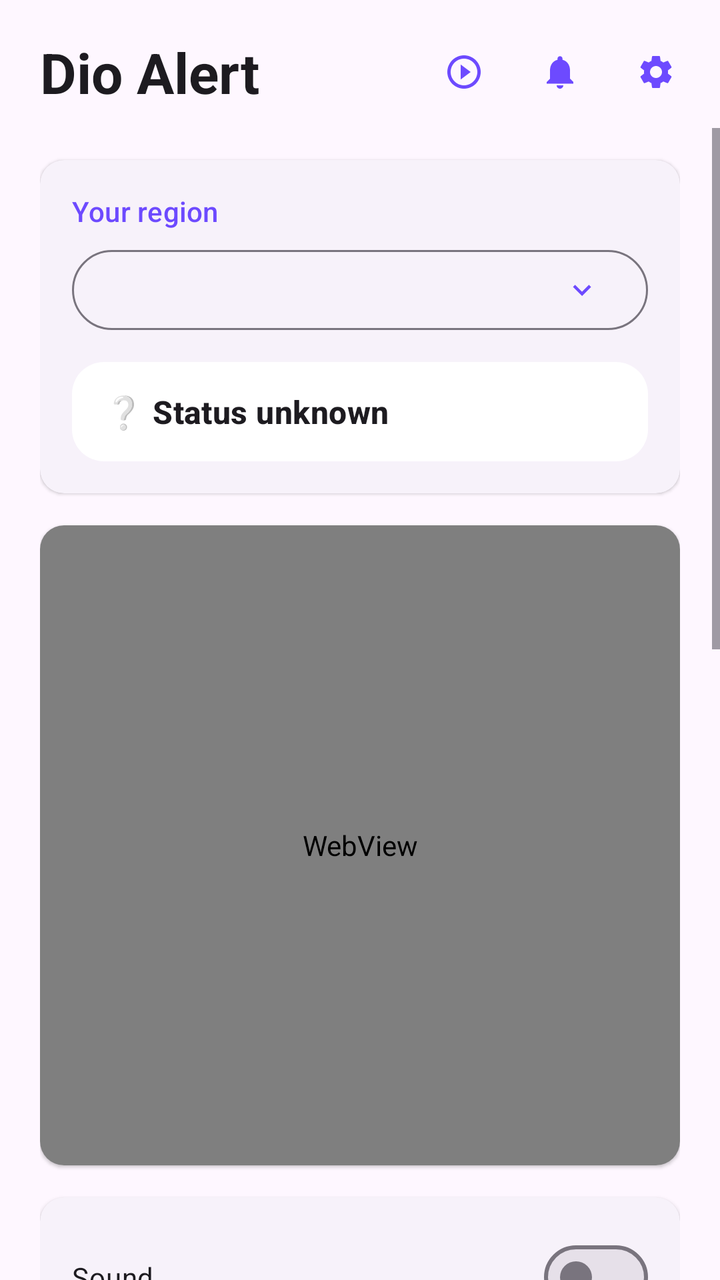
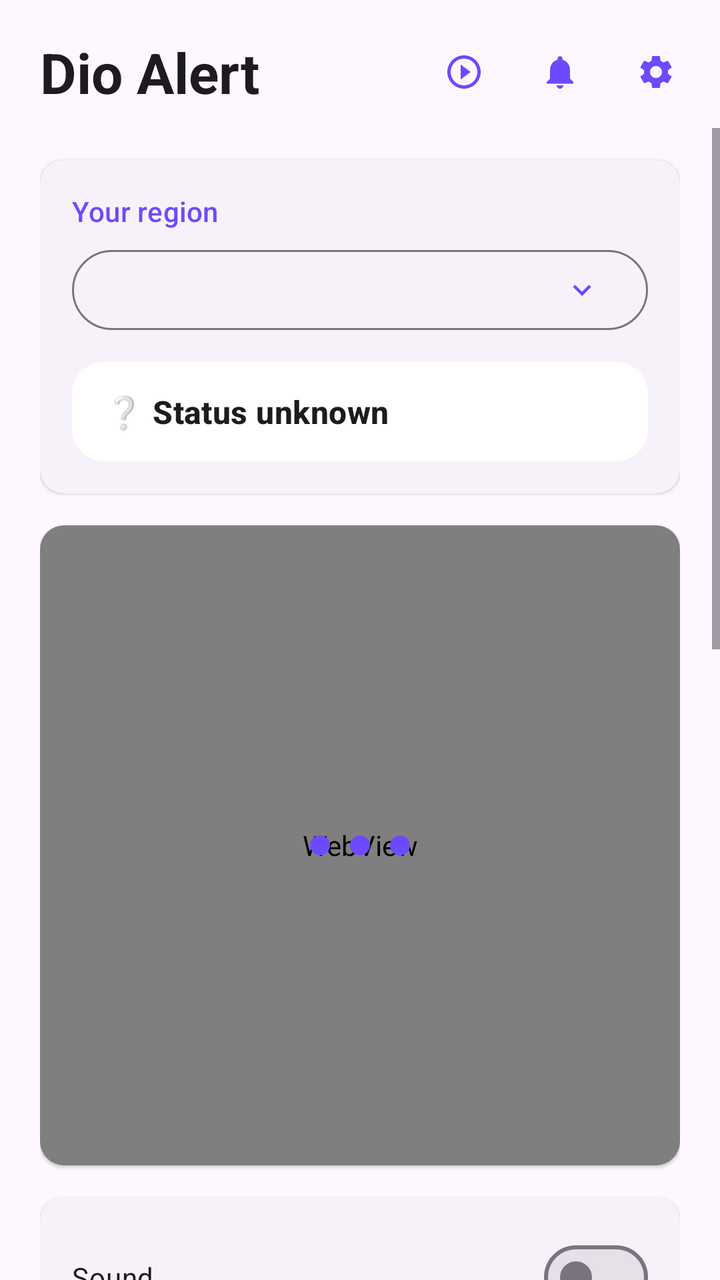

The first picture is an Android layout as it rendered before a commit; the second is the same layout after the commit. The layout source and the unified diff follow.
<!-- AndroidManifest.xml: application theme Theme.DioAlert -->
<!-- res/layout/activity_main.xml -->
<?xml version="1.0" encoding="utf-8"?>
<LinearLayout xmlns:android="http://schemas.android.com/apk/res/android"
    xmlns:app="http://schemas.android.com/apk/res-auto"
    android:layout_width="match_parent"
    android:layout_height="match_parent"
    android:fitsSystemWindows="true"
    android:orientation="vertical">

    
    <LinearLayout
        android:layout_width="match_parent"
        android:layout_height="wrap_content"
        android:gravity="center_vertical"
        android:orientation="horizontal"
        android:paddingStart="20dp"
        android:paddingTop="12dp"
        android:paddingEnd="8dp"
        android:paddingBottom="4dp">

        <TextView
            android:layout_width="0dp"
            android:layout_height="wrap_content"
            android:layout_weight="1"
            android:text="@string/app_name"
            android:textAppearance="?attr/textAppearanceHeadlineMedium"
            android:textStyle="bold" />

        <com.google.android.material.button.MaterialButton
            android:id="@+id/testButton"
            style="@style/Widget.Material3.Button.IconButton"
            android:layout_width="wrap_content"
            android:layout_height="wrap_content"
            android:contentDescription="@string/test_alerts"
            android:tooltipText="@string/test_alerts"
            app:icon="@drawable/ic_play_alert" />

        <com.google.android.material.button.MaterialButton
            android:id="@+id/notificationSettingsButton"
            style="@style/Widget.Material3.Button.IconButton"
            android:layout_width="wrap_content"
            android:layout_height="wrap_content"
            android:contentDescription="@string/notification_settings"
            android:tooltipText="@string/notification_settings"
            app:icon="@drawable/ic_notifications" />

        <com.google.android.material.button.MaterialButton
            android:id="@+id/appSettingsButton"
            style="@style/Widget.Material3.Button.IconButton"
            android:layout_width="wrap_content"
            android:layout_height="wrap_content"
            android:contentDescription="@string/app_settings"
            android:tooltipText="@string/app_settings"
            app:icon="@drawable/ic_settings" />
    </LinearLayout>

    <ScrollView
        android:layout_width="match_parent"
        android:layout_height="0dp"
        android:layout_weight="1"
        android:clipToPadding="false"
        android:fillViewport="true">

        <LinearLayout
            android:layout_width="match_parent"
            android:layout_height="wrap_content"
            android:orientation="vertical"
            android:paddingHorizontal="20dp"
            android:paddingBottom="20dp">

            
            <com.google.android.material.card.MaterialCardView
                android:id="@+id/regionCard"
                style="@style/Card"
                android:layout_width="match_parent"
                android:layout_height="wrap_content">

                <LinearLayout style="@style/CardBody">

                    <TextView
                        style="@style/SectionTitle"
                        android:text="@string/region_title" />

                    <com.google.android.material.button.MaterialButton
                        android:id="@+id/regionButton"
                        style="@style/Widget.Material3.Button.OutlinedButton"
                        android:layout_width="match_parent"
                        android:layout_height="wrap_content"
                        android:gravity="start|center_vertical"
                        android:contentDescription="@string/region_pick_title"
                        app:icon="@drawable/ic_expand_more"
                        app:iconGravity="end" />

                    <TextView
                        android:id="@+id/statusText"
                        android:layout_width="match_parent"
                        android:layout_height="wrap_content"
                        android:layout_marginTop="12dp"
                        android:background="@drawable/bg_status_pill"
                        android:gravity="center_vertical"
                        android:paddingHorizontal="16dp"
                        android:paddingVertical="14dp"
                        android:text="@string/status_unknown"
                        android:textAppearance="?attr/textAppearanceTitleMedium"
                        android:textStyle="bold" />
                </LinearLayout>
            </com.google.android.material.card.MaterialCardView>

            
            <com.google.android.material.card.MaterialCardView
                android:id="@+id/mapCard"
                style="@style/Card"
                android:layout_width="match_parent"
                android:layout_height="wrap_content">

                <WebView
                    android:id="@+id/alertMap"
                    android:layout_width="match_parent"
                    android:layout_height="320dp" />
            </com.google.android.material.card.MaterialCardView>

            
            <com.google.android.material.card.MaterialCardView
                android:id="@+id/alertSettingsCard"
                style="@style/Card"
                android:layout_width="match_parent"
                android:layout_height="wrap_content">

                <LinearLayout style="@style/CardBody">

                    <com.google.android.material.materialswitch.MaterialSwitch
                        android:id="@+id/soundSwitch"
                        android:layout_width="match_parent"
                        android:layout_height="wrap_content"
                        android:text="@string/sound_switch" />

                    <TextView
                        android:id="@+id/volumeLabel"
                        android:layout_width="match_parent"
                        android:layout_height="wrap_content"
                        android:layout_marginTop="4dp"
                        android:text="@string/sound_volume"
                        android:textAppearance="?attr/textAppearanceBodySmall" />

                    <com.google.android.material.slider.Slider
                        android:id="@+id/volumeSlider"
                        android:layout_width="match_parent"
                        android:layout_height="wrap_content"
                        android:contentDescription="@string/sound_volume"
                        android:stepSize="10"
                        android:valueFrom="0"
                        android:valueTo="100" />

                    
                    <LinearLayout
                        android:id="@+id/soundChoices"
                        android:layout_width="match_parent"
                        android:layout_height="wrap_content"
                        android:orientation="vertical" />

                    <com.google.android.material.materialswitch.MaterialSwitch
                        android:id="@+id/vibrationSwitch"
                        android:layout_width="match_parent"
                        android:layout_height="wrap_content"
                        android:text="@string/vibration_switch" />
                </LinearLayout>
            </com.google.android.material.card.MaterialCardView>

            
            <com.google.android.material.card.MaterialCardView
                style="@style/Card"
                android:layout_width="match_parent"
                android:layout_height="wrap_content">

                <LinearLayout style="@style/CardBody">

                    <TextView
                        style="@style/SectionTitle"
                        android:text="@string/connection_title" />

                    
                    <LinearLayout
                        android:id="@+id/accountChip"
                        android:layout_width="match_parent"
                        android:layout_height="wrap_content"
                        android:layout_marginBottom="8dp"
                        android:background="@drawable/bg_account_chip"
                        android:gravity="center_vertical"
                        android:orientation="horizontal"
                        android:padding="8dp"
                        android:visibility="gone">

                        <TextView
                            android:id="@+id/accountInitial"
                            android:layout_width="36dp"
                            android:layout_height="36dp"
                            android:background="@drawable/bg_avatar"
                            android:gravity="center"
                            android:textColor="?attr/colorOnPrimary"
                            android:textSize="16sp"
                            android:textStyle="bold" />

                        <LinearLayout
                            android:layout_width="0dp"
                            android:layout_height="wrap_content"
                            android:layout_marginStart="12dp"
                            android:layout_weight="1"
                            android:orientation="vertical">

                            <TextView
                                android:layout_width="wrap_content"
                                android:layout_height="wrap_content"
                                android:text="@string/signed_in_as"
                                android:textAppearance="?attr/textAppearanceLabelSmall"
                                android:textColor="?attr/colorOnPrimaryContainer" />

                            <TextView
                                android:id="@+id/accountEmail"
                                android:layout_width="wrap_content"
                                android:layout_height="wrap_content"
                                android:ellipsize="middle"
                                android:singleLine="true"
                                android:textAppearance="?attr/textAppearanceBodyLarge"
                                android:textColor="?attr/colorOnPrimaryContainer" />
                        </LinearLayout>
                    </LinearLayout>

                    <TextView
                        android:id="@+id/connectionText"
                        android:layout_width="match_parent"
                        android:layout_height="wrap_content"
                        android:text="@string/connection_off"
                        android:textStyle="bold" />

                    <LinearLayout
                        android:id="@+id/signInGroup"
                        android:layout_width="match_parent"
                        android:layout_height="wrap_content"
                        android:orientation="vertical">

                        
                        <LinearLayout
                            android:id="@+id/registerFields"
                            android:layout_width="match_parent"
                            android:layout_height="wrap_content"
                            android:orientation="vertical"
                            android:visibility="gone">

                            <com.google.android.material.textfield.TextInputLayout
                                android:id="@+id/firstNameInputLayout"
                                style="@style/Widget.Material3.TextInputLayout.OutlinedBox"
                                android:layout_width="match_parent"
                                android:layout_height="wrap_content"
                                android:layout_marginTop="8dp"
                                android:hint="@string/first_name">

                                <com.google.android.material.textfield.TextInputEditText
                                    android:id="@+id/firstNameInput"
                                    android:layout_width="match_parent"
                                    android:layout_height="wrap_content"
                                    android:inputType="textPersonName|textCapWords"
                                    android:maxLines="1" />
                            </com.google.android.material.textfield.TextInputLayout>

                            <com.google.android.material.textfield.TextInputLayout
                                android:id="@+id/lastNameInputLayout"
                                style="@style/Widget.Material3.TextInputLayout.OutlinedBox"
                                android:layout_width="match_parent"
                                android:layout_height="wrap_content"
                                android:layout_marginTop="8dp"
                                android:hint="@string/last_name">

                                <com.google.android.material.textfield.TextInputEditText
                                    android:id="@+id/lastNameInput"
                                    android:layout_width="match_parent"
                                    android:layout_height="wrap_content"
                                    android:inputType="textPersonName|textCapWords"
                                    android:maxLines="1" />
                            </com.google.android.material.textfield.TextInputLayout>

                            <com.google.android.material.textfield.TextInputLayout
                                android:id="@+id/phoneInputLayout"
                                style="@style/Widget.Material3.TextInputLayout.OutlinedBox"
                                android:layout_width="match_parent"
                                android:layout_height="wrap_content"
                                android:layout_marginTop="8dp"
                                android:hint="@string/phone">

                                <com.google.android.material.textfield.TextInputEditText
                                    android:id="@+id/phoneInput"
                                    android:layout_width="match_parent"
                                    android:layout_height="wrap_content"
                                    android:inputType="phone"
                                    android:maxLines="1" />
                            </com.google.android.material.textfield.TextInputLayout>

                        </LinearLayout>

                        <com.google.android.material.textfield.TextInputLayout
                            android:id="@+id/emailInputLayout"
                            style="@style/Widget.Material3.TextInputLayout.OutlinedBox"
                            android:layout_width="match_parent"
                            android:layout_height="wrap_content"
                            android:layout_marginTop="8dp"
                            android:hint="@string/email">

                            <com.google.android.material.textfield.TextInputEditText
                                android:id="@+id/emailInput"
                                android:layout_width="match_parent"
                                android:layout_height="wrap_content"
                                android:inputType="textEmailAddress"
                                android:maxLines="1" />
                        </com.google.android.material.textfield.TextInputLayout>

                        <com.google.android.material.textfield.TextInputLayout
                            android:id="@+id/passwordInputLayout"
                            style="@style/Widget.Material3.TextInputLayout.OutlinedBox"
                            android:layout_width="match_parent"
                            android:layout_height="wrap_content"
                            android:layout_marginTop="8dp"
                            android:hint="@string/password"
                            app:endIconMode="password_toggle">

                            <com.google.android.material.textfield.TextInputEditText
                                android:id="@+id/passwordInput"
                                android:layout_width="match_parent"
                                android:layout_height="wrap_content"
                                android:inputType="textPassword"
                                android:maxLines="1" />
                        </com.google.android.material.textfield.TextInputLayout>

                        <com.google.android.material.button.MaterialButton
                            android:id="@+id/signInButton"
                            android:layout_width="match_parent"
                            android:layout_height="wrap_content"
                            android:layout_marginTop="12dp"
                            android:text="@string/sign_in" />

                        <TextView
                            android:id="@+id/registerHint"
                            android:layout_width="match_parent"
                            android:layout_height="wrap_content"
                            android:layout_marginTop="4dp"
                            android:text="@string/register_hint"
                            android:textAppearance="?attr/textAppearanceBodySmall"
                            android:visibility="gone" />

                        <LinearLayout
                            android:layout_width="match_parent"
                            android:layout_height="wrap_content"
                            android:layout_marginTop="4dp"
                            android:orientation="horizontal">

                            <com.google.android.material.button.MaterialButton
                                android:id="@+id/modeButton"
                                style="@style/Widget.Material3.Button.TextButton"
                                android:layout_width="0dp"
                                android:layout_height="wrap_content"
                                android:layout_weight="1"
                                android:text="@string/register" />

                            <com.google.android.material.button.MaterialButton
                                android:id="@+id/forgotButton"
                                style="@style/Widget.Material3.Button.TextButton"
                                android:layout_width="wrap_content"
                                android:layout_height="wrap_content"
                                android:text="@string/forgot_password" />
                        </LinearLayout>
                    </LinearLayout>

                    <com.google.android.material.button.MaterialButton
                        android:id="@+id/disconnectButton"
                        style="@style/Widget.Material3.Button.OutlinedButton"
                        android:layout_width="match_parent"
                        android:layout_height="wrap_content"
                        android:layout_marginTop="8dp"
                        android:text="@string/disconnect"
                        android:visibility="gone" />
                </LinearLayout>
            </com.google.android.material.card.MaterialCardView>

            
            <com.google.android.material.card.MaterialCardView
                android:id="@+id/setupCard"
                style="@style/Card"
                android:layout_width="match_parent"
                android:layout_height="wrap_content"
                android:visibility="gone">

                <LinearLayout style="@style/CardBody">

                    <TextView
                        style="@style/SectionTitle"
                        android:text="@string/setup_title" />

                    <TextView
                        android:layout_width="match_parent"
                        android:layout_height="wrap_content"
                        android:text="@string/setup_hint"
                        android:textAppearance="?attr/textAppearanceBodySmall" />

                    <LinearLayout
                        android:id="@+id/issuesList"
                        android:layout_width="match_parent"
                        android:layout_height="wrap_content"
                        android:orientation="vertical" />
                </LinearLayout>
            </com.google.android.material.card.MaterialCardView>


            <com.google.android.material.button.MaterialButton
                android:id="@+id/languageButton"
                style="@style/Widget.Material3.Button.TextButton"
                android:layout_width="wrap_content"
                android:layout_height="wrap_content"
                android:layout_gravity="center_horizontal"
                android:layout_marginTop="16dp"
                android:text="@string/language_button" />

            
            <TextView
                android:id="@+id/sourceText"
                android:layout_width="match_parent"
                android:layout_height="wrap_content"
                android:autoLink="web"
                android:gravity="center"
                android:padding="8dp"
                android:text="@string/source_note"
                android:textAppearance="?attr/textAppearanceBodySmall"
                android:textColorLink="?attr/colorPrimary" />

            <TextView
                android:id="@+id/versionText"
                android:layout_width="match_parent"
                android:layout_height="wrap_content"
                android:layout_marginTop="4dp"
                android:gravity="center"
                android:textAppearance="?attr/textAppearanceBodySmall" />
        </LinearLayout>
    </ScrollView>
</LinearLayout>
<!-- resources referenced by this layout -->
<resources>
  <!-- drawable bg_account_chip (drawable) -->
  <?xml version="1.0" encoding="utf-8"?>
  <shape xmlns:android="http://schemas.android.com/apk/res/android"
      android:shape="rectangle">
      <solid android:color="?attr/colorPrimaryContainer" />
      <corners android:radius="24dp" />
  </shape>
  <!-- drawable bg_avatar (drawable) -->
  <?xml version="1.0" encoding="utf-8"?>
  <shape xmlns:android="http://schemas.android.com/apk/res/android"
      android:shape="oval">
      <solid android:color="?attr/colorPrimary" />
  </shape>
  <!-- drawable bg_status_pill (drawable) -->
  <?xml version="1.0" encoding="utf-8"?>
  <shape xmlns:android="http://schemas.android.com/apk/res/android"
      android:shape="rectangle">
      <solid android:color="@android:color/white" />
      <corners android:radius="16dp" />
  </shape>
  <!-- drawable ic_expand_more (drawable) -->
  <vector xmlns:android="http://schemas.android.com/apk/res/android"
      android:width="24dp"
      android:height="24dp"
      android:tint="?attr/colorControlNormal"
      android:viewportWidth="24"
      android:viewportHeight="24">
      <path
          android:fillColor="@android:color/white"
          android:pathData="M16.59,8.59L12,13.17 7.41,8.59 6,10l6,6 6,-6z" />
  </vector>
  <string name="app_name">Dio Alert</string>
  <string name="app_settings">App settings</string>
  <string name="connection_off">Not signed in</string>
  <string name="connection_title">Connection to Mind</string>
  <string name="disconnect">Sign out</string>
  <string name="email">Email</string>
  <string name="first_name">First name</string>
  <string name="forgot_password">Forgot password?</string>
  <string name="language_button">Language: English</string>
  <string name="last_name">Last name</string>
  <string name="notification_settings">Notification settings</string>
  <string name="password">Password</string>
  <string name="phone">Phone</string>
  <string name="region_pick_title">Alerts for which region?</string>
  <string name="region_title">Your region</string>
  <string name="register">Create a Mind account</string>
  <string name="register_hint">A new account works after an administrator approves it.</string>
  <string name="setup_hint">These settings can stop alerts from arriving on time or sounding. This card disappears once they are fixed.</string>
  <string name="setup_title">Check your phone</string>
  <string name="sign_in">Sign in</string>
  <string name="signed_in_as">Signed in as</string>
  <string name="sound_switch">Sound</string>
  <string name="sound_volume">Sound volume</string>
  <string name="source_note">Unofficial app, not affiliated with any government entity. Alerts are announced by the authorities of Ukraine (official map: https://map.ukrainealarm.com/) and received through the alerts.in.ua API (https://devs.alerts.in.ua/).</string>
  <string name="status_unknown">❔ Status unknown</string>
  <string name="test_alerts">Test alerts</string>
  <string name="vibration_switch">Vibration</string>
  <style name="Card" parent="Widget.Material3.CardView.Elevated">
          <item name="android:layout_marginTop">16dp</item>
      </style>
  <style name="CardBody">
          <item name="android:layout_width">match_parent</item>
          <item name="android:layout_height">wrap_content</item>
          <item name="android:orientation">vertical</item>
          <item name="android:padding">16dp</item>
      </style>
  <style name="SectionTitle">
          <item name="android:layout_width">match_parent</item>
          <item name="android:layout_height">wrap_content</item>
          <item name="android:layout_marginBottom">6dp</item>
          <item name="android:textAppearance">?attr/textAppearanceLabelLarge</item>
          <item name="android:textColor">?attr/colorPrimary</item>
      </style>
  <color name="accent">#6D4AFF</color>
  <color name="on_accent">#FFFFFF</color>
  <color name="accent_container">#E8E0FF</color>
  <color name="on_accent_container">#22005D</color>
  <color name="danger">#C5221F</color>
  <!-- unchanged entries left out for length: 4 -->
</resources>

<!-- the commit's change to res/layout/activity_main.xml (unified diff, before → after) -->
@@ -112,10 +112,42 @@
                 android:layout_width="match_parent"
                 android:layout_height="wrap_content">
 
-                <WebView
-                    android:id="@+id/alertMap"
+                <FrameLayout
                     android:layout_width="match_parent"
-                    android:layout_height="320dp" />
+                    android:layout_height="320dp">
+
+                    <WebView
+                        android:id="@+id/alertMap"
+                        android:layout_width="match_parent"
+                        android:layout_height="match_parent" />
+
+                    
+                    <LinearLayout
+                        android:id="@+id/mapLoader"
+                        android:layout_width="wrap_content"
+                        android:layout_height="wrap_content"
+                        android:layout_gravity="center"
+                        android:orientation="horizontal">
+
+                        <View
+                            android:layout_width="10dp"
+                            android:layout_height="10dp"
+                            android:layout_marginHorizontal="5dp"
+                            android:background="@drawable/bg_avatar" />
+
+                        <View
+                            android:layout_width="10dp"
+                            android:layout_height="10dp"
+                            android:layout_marginHorizontal="5dp"
+                            android:background="@drawable/bg_avatar" />
+
+                        <View
+                            android:layout_width="10dp"
+                            android:layout_height="10dp"
+                            android:layout_marginHorizontal="5dp"
+                            android:background="@drawable/bg_avatar" />
+                    </LinearLayout>
+                </FrameLayout>
             </com.google.android.material.card.MaterialCardView>
 
             
